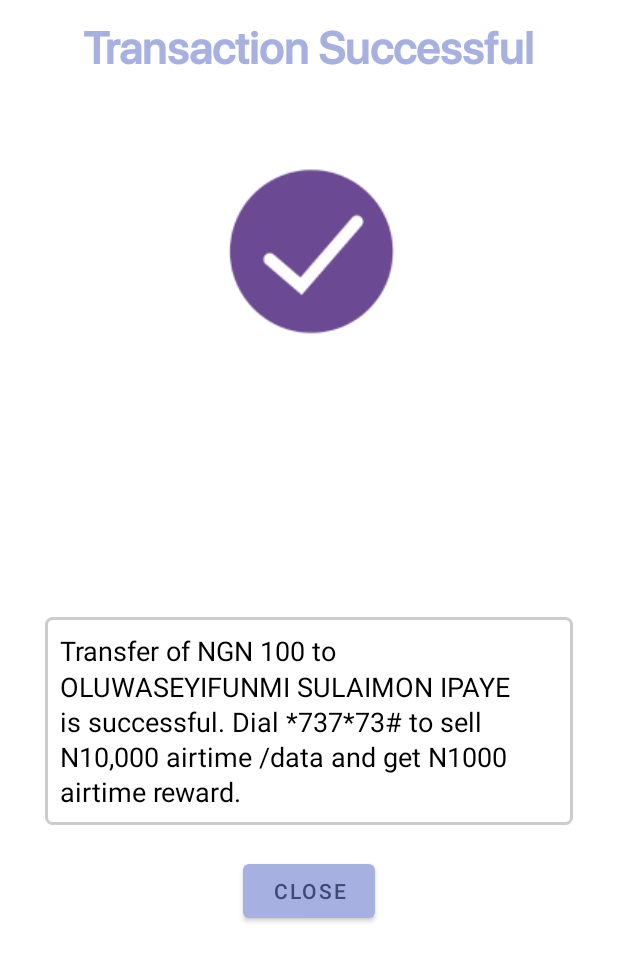
After one commit to Sharpsend/AndroidApp, an Android app: the fragment TransactionSuccessDialog shown on its own in the app's theme, on a phone screen of 412 x 824 dp. The commit adds this screen. Shown: the top 961 px of the screen. Run offline under Robolectric (Android 15) with nearby library versions, the phone set to English and light mode, and no system bars; Roboto replaces fonts that are not available here.

Commit message:
feature: added fullscreen dialog

```diff
--- /dev/null
+++ b/app/src/main/java/dev/goteam/sharpsend/ui/dialogs/TransactionSuccessDialog.java
@@ -0,0 +1,38 @@
+package dev.goteam.sharpsend.ui.dialogs;
+
+import android.os.Bundle;
+import android.view.LayoutInflater;
+import android.view.View;
+import android.view.ViewGroup;
+
+import androidx.annotation.NonNull;
+import androidx.annotation.Nullable;
+import androidx.fragment.app.DialogFragment;
+
+import dev.goteam.sharpsend.R;
+
+public class TransactionSuccessDialog extends DialogFragment {
+
+    @Override
+    public void onCreate(@Nullable Bundle savedInstanceState) {
+        super.onCreate(savedInstanceState);
+        setStyle(DialogFragment.STYLE_NORMAL, R.style.FullScreenDialogStyle);
+    }
+
+    @Nullable
+    @Override
+    public View onCreateView(@NonNull LayoutInflater inflater, @Nullable ViewGroup container, @Nullable Bundle savedInstanceState) {
+        return inflater.inflate(R.layout.dialog_transaction_successful, container, false);
+    }
+
+    public void onStart() {
+        super.onStart();
+
+        if(getDialog() != null) {
+            int width = ViewGroup.LayoutParams.MATCH_PARENT;
+            int height = ViewGroup.LayoutParams.MATCH_PARENT;
+            getDialog().getWindow().setLayout(width, height);
+        }
+    }
+
+}
--- /dev/null
+++ b/app/src/main/res/drawable/transaction_text_wrapper.xml
@@ -0,0 +1,9 @@
+<?xml version="1.0" encoding="utf-8"?>
+<shape android:shape="rectangle" xmlns:android="http://schemas.android.com/apk/res/android">
+
+  <padding android:bottom="10dp" android:top="10dp" android:right="10dp" android:left="10dp"/>
+
+  <corners android:radius="4dp"/>
+
+  <stroke android:color="#ccc" android:width="2dp"/>
+</shape>
--- /dev/null
+++ b/app/src/main/res/layout/dialog_transaction_successful.xml
@@ -0,0 +1,58 @@
+<?xml version="1.0" encoding="utf-8"?>
+<androidx.constraintlayout.widget.ConstraintLayout xmlns:android="http://schemas.android.com/apk/res/android"
+  android:layout_width="match_parent"
+  android:layout_height="match_parent"
+  android:background="@android:color/white"
+  xmlns:app="http://schemas.android.com/apk/res-auto">
+
+  <TextView
+	android:layout_width="wrap_content"
+	android:layout_height="wrap_content"
+	android:text="@string/transaction_successful_text"
+	android:textSize="30sp"
+	app:layout_constraintStart_toStartOf="parent"
+	android:layout_marginTop="10dp"
+	android:id="@+id/transaction_successful_heading"
+	app:layout_constraintEnd_toEndOf="parent"
+	app:layout_constraintTop_toTopOf="parent"
+	android:fontFamily="@font/sf_pro_display_medium"
+	android:textColor="@color/colorPrimary"
+	android:textStyle="bold"/>
+
+  <ImageView
+	android:layout_width="wrap_content"
+	android:layout_height="wrap_content"
+	android:id="@+id/transaction_success_check"
+	app:layout_constraintTop_toBottomOf="@id/transaction_successful_heading"
+	android:layout_marginTop="30dp"
+	app:layout_constraintStart_toStartOf="parent"
+	app:layout_constraintEnd_toEndOf="parent"
+	android:src="@drawable/success_purple"/>
+
+  <TextView
+	android:layout_width="match_parent"
+	android:layout_height="wrap_content"
+	android:textColor="@android:color/black"
+	android:textSize="18sp"
+	android:background="@drawable/transaction_text_wrapper"
+	android:lineSpacingMultiplier="1.1"
+	app:layout_constraintTop_toTopOf="parent"
+	android:id="@+id/transaction_response_text"
+	app:layout_constraintBottom_toBottomOf="parent"
+	app:layout_constraintVertical_bias=".6"
+	android:layout_marginLeft="30dp"
+	android:layout_marginRight="30dp"
+	android:text="@string/placeholder_text"/>
+
+  <Button
+	android:layout_width="wrap_content"
+	android:layout_height="wrap_content"
+	style="@style/Widget.MaterialComponents.Button"
+	android:text="@string/close_text"
+	android:layout_marginTop="20dp"
+	app:layout_constraintTop_toBottomOf="@id/transaction_response_text"
+	app:layout_constraintStart_toStartOf="parent"
+	app:layout_constraintEnd_toEndOf="parent"
+	android:textColor="@color/colorPrimaryDark"/>
+
+</androidx.constraintlayout.widget.ConstraintLayout>
--- a/app/src/main/res/values/strings.xml
+++ b/app/src/main/res/values/strings.xml
@@ -40,4 +40,7 @@
   <string name="phone_number_text">Phone number</string>
   <string name="phone_account_number_text">Recipient phone number</string>
   <string name="mobile_number_text">Mobile number</string>
+  <string name="transaction_successful_text">Transaction Successful</string>
+  <string name="placeholder_text">Transfer of NGN 100 to OLUWASEYIFUNMI SULAIMON IPAYE is successful. Dial *737*73# to sell N10,000 airtime /data and get N1000 airtime reward.</string>
+  <string name="close_text">Close</string>
 </resources>
--- a/app/src/main/res/values/styles.xml
+++ b/app/src/main/res/values/styles.xml
@@ -25,6 +25,31 @@
 	<item name="rippleColor">@android:color/transparent</item>
   </style>
 
+  <style name="MyButtonTheme" parent="Widget.MaterialComponents.Button.OutlinedButton">
+	<item name="materialThemeOverlay">@style/ButtonStyleTextColor</item>
+  </style>
+
+  <style name="ButtonStyleTextColor">
+	<item name="colorOnPrimary">@color/colorPrimaryDark</item>
+	<item name="colorOnSecondary">@color/colorPrimaryDark</item>
+	<item name="colorOnSurface">@color/colorPrimaryDark</item>
+  </style>
+
+  <style name="FullScreenDialogStyle" parent="Theme.AppCompat.Dialog">
+	<item name="android:windowNoTitle">true</item>
+	<item name="colorPrimaryDark">@color/colorPrimaryDark</item>
+	<item name="colorPrimary">@color/colorPrimary</item>
+
+	<!-- Set this to true if you want Full Screen without status bar -->
+	<item name="android:windowFullscreen">true</item>
+
+	<item name="android:windowIsFloating">false</item>
+
+	<!-- This is important! Don't forget to set window background -->
+	<item name="android:windowBackground">@null</item>
+
+  </style>
+
   <!-- set the rounded drawable as background to your bottom sheet -->
   <style name="BottomSheet" parent="@style/Widget.Design.BottomSheet.Modal">
 	<item name="android:background">@drawable/bottom_sheet_background</item>
```
Also changed, not shown: app/src/main/res/drawable/success_purple.png (added).
